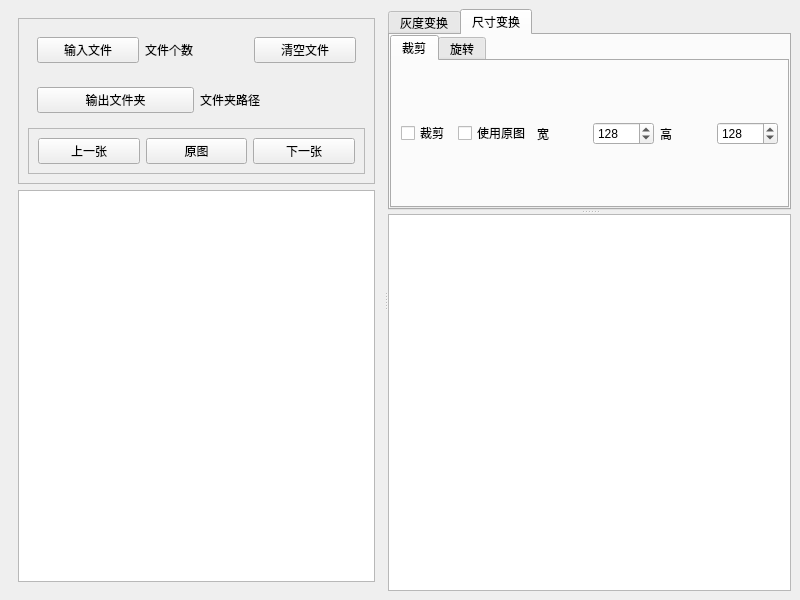
Above: src/main.ui from TaoChenyue/image_tool_pyside6 before the change. Below: the same form after it.
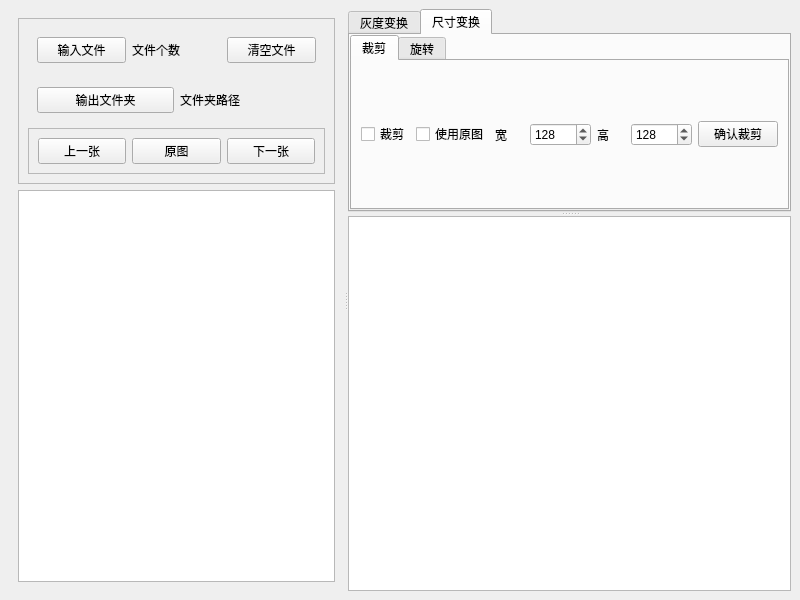
That is the form after the change. The open tabs and pages were chosen to show the change. Custom widgets are drawn as their Qt base class.

Commit message: fix rotate range

What changed in the file:
```diff
--- a/src/main.ui
+++ b/src/main.ui
@@ -296,6 +296,16 @@
                 </property>
                </widget>
               </item>
+              <item>
+               <widget class="QPushButton" name="btn_confirm_cut">
+                <property name="text">
+                 <string>确认裁剪</string>
+                </property>
+                <property name="shortcut">
+                 <string>S</string>
+                </property>
+               </widget>
+              </item>
              </layout>
             </widget>
             <widget class="QWidget" name="tbw_rotate">
```
Left out of the diff: 21 changed lines with no effect on the pictures. The commit also changes 2 other files.
